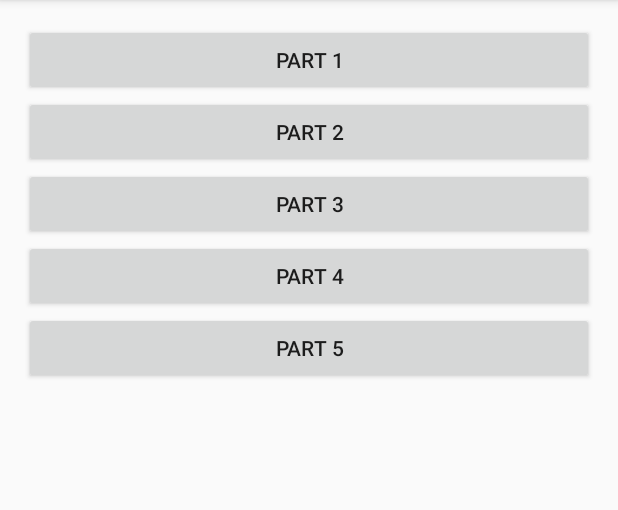
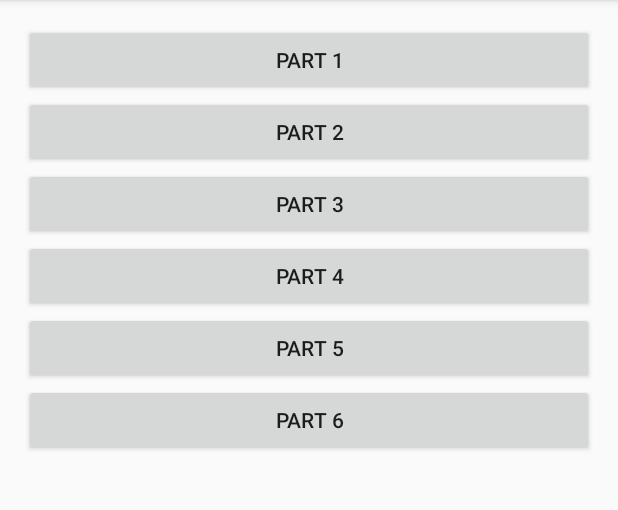
Before and after one commit to beblank/AndroidrxJava, an Android app: the screen it shows after launch (MainActivity), on a phone screen of 412 x 824 dp, the part 84-594 px from its top. Run offline under Robolectric (Android 15) with nearby library versions, the phone set to English and light mode, and no system bars.

Commit message:
start part 6

```diff
--- a/app/src/main/AndroidManifest.xml
+++ b/app/src/main/AndroidManifest.xml
@@ -25,6 +25,7 @@
         <activity android:name=".part4.Part4Activity"></activity>
         <activity android:name=".part4.Part4DetailActivity"></activity>
         <activity android:name=".part5.Part5Activity"></activity>
+        <activity android:name=".part6.Part6Activity"></activity>
     </application>
 
 </manifest>
--- a/app/src/main/java/com/example/adityahadiwijaya/androidrxjava/MainActivity.java
+++ b/app/src/main/java/com/example/adityahadiwijaya/androidrxjava/MainActivity.java
@@ -10,6 +10,7 @@ import com.example.adityahadiwijaya.androidrxjava.part1.Part1Activity;
 import com.example.adityahadiwijaya.androidrxjava.part2.Part2Activity;
 import com.example.adityahadiwijaya.androidrxjava.part3.Part3Activity;
 import com.example.adityahadiwijaya.androidrxjava.part5.Part5Activity;
+import com.example.adityahadiwijaya.androidrxjava.part6.Part6Activity;
 
 public class MainActivity extends AppCompatActivity implements View.OnClickListener{
 
@@ -26,6 +27,7 @@ public class MainActivity extends AppCompatActivity implements View.OnClickListe
         setTapListener(R.id.btnPart3);
         setTapListener(R.id.btnPart4);
         setTapListener(R.id.btnPart5);
+        setTapListener(R.id.btnPart6);
     }
 
     private void setTapListener(int viewId){
@@ -57,8 +59,10 @@ public class MainActivity extends AppCompatActivity implements View.OnClickListe
             case R.id.btnPart5:
                 launchIntent = new Intent(this, Part5Activity.class);
                 break;
+            case R.id.btnPart6:
+                launchIntent = new Intent(this, Part6Activity.class);
+                break;
         }
-
 
         return launchIntent;
     }
--- a/app/src/main/res/layout/activity_main.xml
+++ b/app/src/main/res/layout/activity_main.xml
@@ -39,4 +39,10 @@
         android:text="Part 5"
         android:layout_below="@+id/btnPart4"
         />
+    <Button
+        style="@style/Rxbutton"
+        android:id="@+id/btnPart6"
+        android:text="Part 6"
+        android:layout_below="@+id/btnPart5"
+        />
 </RelativeLayout>
```
Also changed, not shown: app/src/main/java/com/example/adityahadiwijaya/androidrxjava/part6/Part6Activity.java (added, +30 -0 lines).
